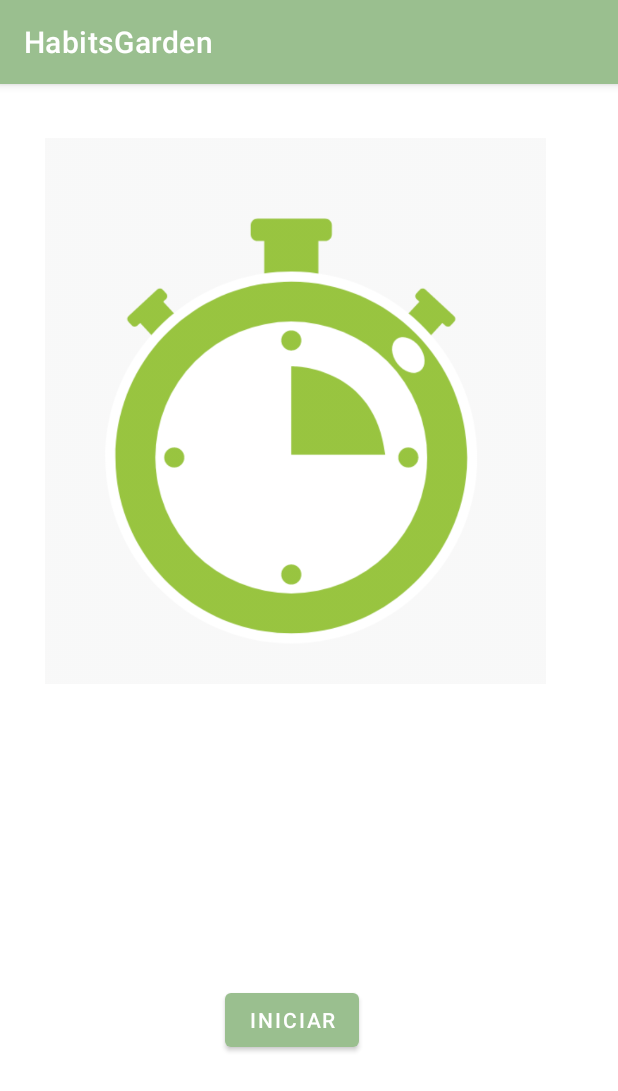
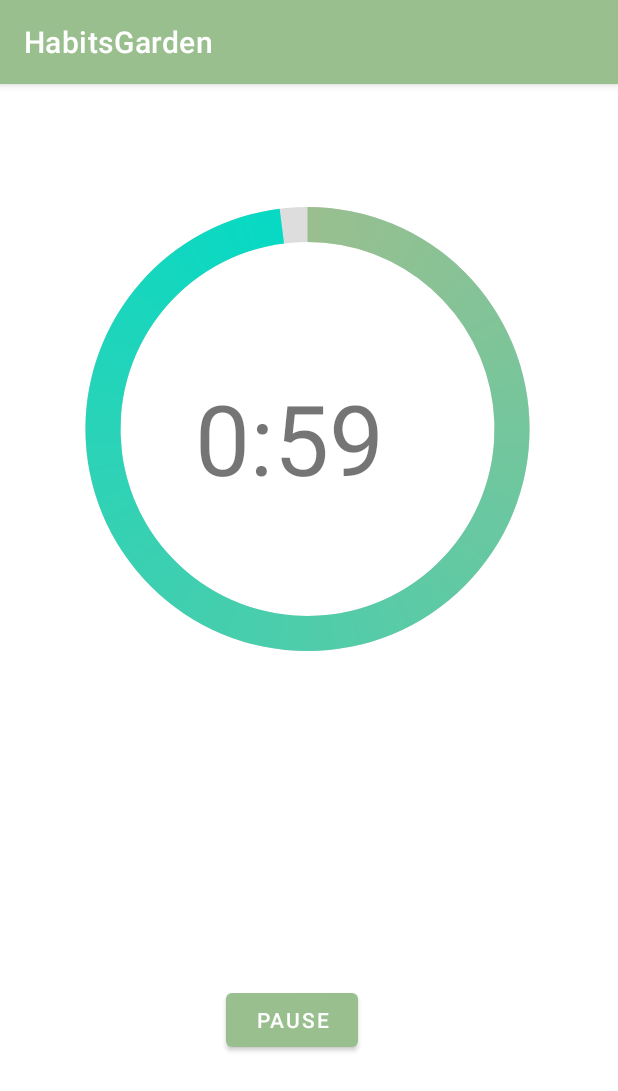
Before and after one commit to danielAlCast/HabitsGarden, an Android app: the PomodoroActi screen opened directly, with no data from a screen before it, after a tap on "INICIAR", on a phone screen of 412 x 824 dp. Shown: the top 1091 px of the screen. Run offline under Robolectric (Android 15) with nearby library versions, the phone set to English and light mode, and no system bars.

Commit message:
Daniel´s updates

```diff
--- a/app/build.gradle
+++ b/app/build.gradle
@@ -59,4 +59,5 @@ dependencies {
 
     implementation 'androidx.recyclerview:recyclerview:1.1.0'
 
+
 }
--- a/app/src/main/java/mx/cdac/habitsgarden/PomodoroActi.java
+++ b/app/src/main/java/mx/cdac/habitsgarden/PomodoroActi.java
@@ -2,22 +2,29 @@ package mx.cdac.habitsgarden;
 
 import android.content.Intent;
 import android.os.Bundle;
+import android.os.CountDownTimer;
 import android.util.Log;
 import android.view.View;
 import android.widget.Button;
+import android.widget.ProgressBar;
 import android.widget.TextView;
 
 import androidx.appcompat.app.AppCompatActivity;
 
 public class PomodoroActi extends AppCompatActivity {
 
+    private TextView countdownText;
+    private Button countdownBtn;
+    private ProgressBar progressBar;
 
-    private TextView countdownTime;
-    private Button countdownBtn;
 
-    //private CountDownTimer countDownTimer;
-    //private long timeLeftinMs=1500000;//25 minutos
-    //private boolean timeRunning;
+    private CountDownTimer countDownTimer;
+    private long timeLeftinMs=60000;//25 minutos
+    private boolean timeRunning;
+    private long time=timeLeftinMs;
+
+
+    private boolean relaxTime=false;
 
 
 
@@ -25,6 +32,9 @@ public class PomodoroActi extends AppCompatActivity {
     protected void onCreate(Bundle savedInstanceState) {
         super.onCreate(savedInstanceState);
         setContentView(R.layout.activity_pomodoro);
+        countdownText = findViewById(R.id.countdown_text);
+        countdownBtn= findViewById(R.id.buttonComenzarPomodoro);
+        progressBar=findViewById(R.id.progressBar);
     }
 
     public void ComenzarPomodoro(View view) {
@@ -40,10 +50,68 @@ public class PomodoroActi extends AppCompatActivity {
         Log.println(Log.ASSERT,"MESSAGE","Pos le diste click al pomodoro");
 
         // mostrarNotificacion();
+        startStop();
 
+
+    }
+    private void startStop() {
+        if(timeRunning){
+            stopTimer();
+        }else {
+            startTimer();
+        }
+    }
+    private void startTimer() {
+        countDownTimer=new CountDownTimer(timeLeftinMs,1000) {
+            @Override
+            public void onTick(long l) {
+                timeLeftinMs=l;
+                updateTimer();
+                updateProgressBar();
+                Log.println(Log.ASSERT,"TIEMPO","FALTA"+l);
+                if(l<=800 && relaxTime==false){
+                    countdownText.setText("1:00");
+                    relaxTime=true;
+                    timeLeftinMs=60000;
+                    startTimer();
+
+                }
+
+            }
+
+            @Override
+            public void onFinish() {
+
+            }
+        }.start();
+        countdownBtn.setText("PAUSE");
+        timeRunning = true;
+    }
+    private void updateProgressBar() {
+        int percentage= (int )((timeLeftinMs*100)/time);
+        progressBar.setProgress(percentage);
 
 
     }
 
+    private void updateTimer() {
+        int minutes=(int) timeLeftinMs / 60000;
+        int seconds=(int) timeLeftinMs % 60000 / 1000;
 
+        String timeLeftText;
+
+        timeLeftText=""+minutes;
+        timeLeftText+=":";
+        if(seconds<10) timeLeftText +="0";
+        timeLeftText +=seconds;
+
+        countdownText.setText(timeLeftText);
+
+
+    }
+    private void stopTimer() {
+        countDownTimer.cancel();
+        countdownBtn.setText("START");
+        timeRunning=false;
+    }
 }
--- /dev/null
+++ b/app/src/main/res/drawable/circle.xml
@@ -0,0 +1,26 @@
+<?xml version="1.0" encoding="utf-8"?>
+<layer-list xmlns:android="http://schemas.android.com/apk/res/android">
+    <item>
+        <shape
+            android:shape="ring"
+            android:thicknessRatio="16"
+            android:useLevel="false">
+            <solid android:color="#DDD" />
+        </shape>
+    </item>
+    <item>
+        <rotate
+            android:fromDegrees="270"
+            android:toDegrees="270">
+            <shape
+                android:shape="ring"
+                android:thicknessRatio="16"
+                android:useLevel="true">
+                <gradient
+                    android:endColor="@color/teal_200"
+                    android:startColor="@color/green20"
+                    android:type="sweep" />
+            </shape>
+        </rotate>
+    </item>
+</layer-list>
--- a/app/src/main/res/layout/activity_pomodoro.xml
+++ b/app/src/main/res/layout/activity_pomodoro.xml
@@ -7,7 +7,27 @@
     tools:context=".PomodoroActi"
 
 
-    >
+    ><![CDATA[
+
+    app:layout_constraintVertical_bias="0.098" />
+
+
+    ]]>
+
+    <TextView
+        android:id="@+id/countdown_text"
+        android:layout_width="wrap_content"
+        android:layout_height="wrap_content"
+        android:layout_marginTop="192dp"
+        android:text="1:00"
+        android:textSize="65sp"
+        app:layout_constraintBottom_toTopOf="@+id/buttonComenzarPomodoro"
+        app:layout_constraintEnd_toEndOf="parent"
+        app:layout_constraintHorizontal_bias="0.454"
+        app:layout_constraintStart_toStartOf="parent"
+        app:layout_constraintTop_toTopOf="parent"
+        app:layout_constraintVertical_bias="0.0"
+        app:srcCompat="@drawable/reloj" />
 
     <Button
         android:id="@+id/buttonComenzarPomodoro"
@@ -21,19 +41,24 @@
         app:layout_constraintHorizontal_bias="0.465"
         app:layout_constraintStart_toStartOf="parent" />
 
-    <ImageView
-        android:id="@+id/imageView3"
-        android:layout_width="334dp"
-        android:layout_height="428dp"
-        android:layout_marginStart="29dp"
-        android:layout_marginLeft="29dp"
-        android:layout_marginTop="4dp"
-        android:layout_marginEnd="48dp"
-        android:layout_marginRight="48dp"
+    <ProgressBar
+        android:id="@+id/progressBar"
+        style="@android:style/Widget.ProgressBar.Horizontal"
+
+
+        android:layout_width="374dp"
+        android:layout_height="348dp"
+        android:layout_marginStart="18dp"
+        android:layout_marginLeft="18dp"
+        android:layout_marginTop="56dp"
+        android:layout_marginEnd="21dp"
+        android:layout_marginRight="21dp"
+        android:progressDrawable="@drawable/circle"
         app:layout_constraintEnd_toEndOf="parent"
-        app:layout_constraintHorizontal_bias="1.0"
+        app:layout_constraintHorizontal_bias="0.0"
         app:layout_constraintStart_toStartOf="parent"
         app:layout_constraintTop_toTopOf="parent"
-        app:srcCompat="@drawable/reloj" />
+        app:srcCompat="@drawable/reloj"
+        tools:progress="100" />
 
 </androidx.constraintlayout.widget.ConstraintLayout>
```
